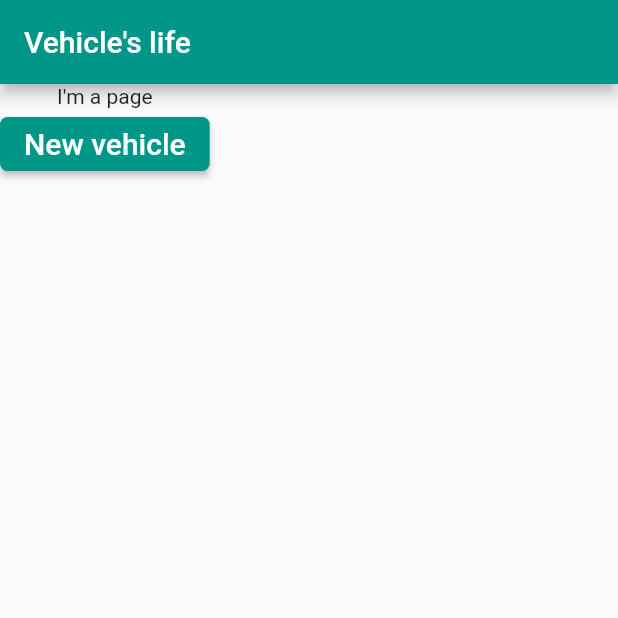
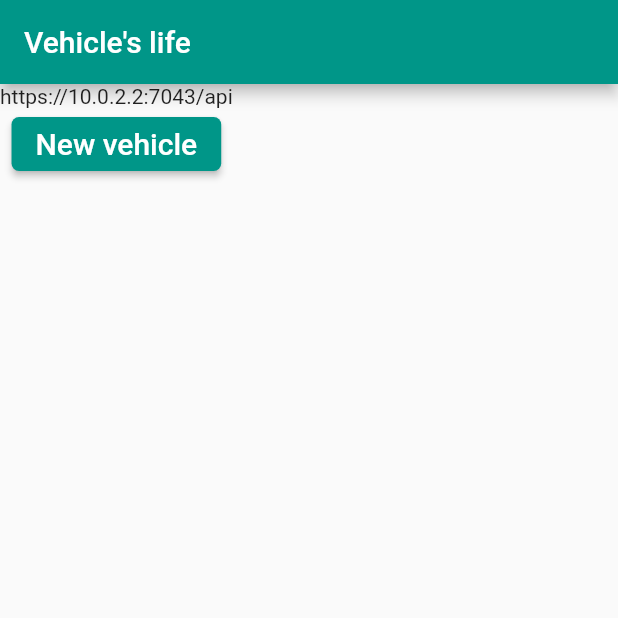
Before and after one commit to cauefelipe1/journal, a Flutter app: the HomePage screen opened directly, on a phone screen of 412 x 824 dp, the top half of it. Run offline on Flutter 3.47's test engine with Material 2 defaults, Android fonts, the phone set to English and light mode, and no system bars; our stand-ins replace flutter_riverpod, flutter_secure_storage, get_it, jwt_decoder; accounts and stored records are empty; generated files the repository leaves out were written again.

Commit message:
Adding config files and config class for the application, also small fixes

```diff
--- /dev/null
+++ b/journal_app/assets/config/appConfig.dev.json
@@ -0,0 +1,3 @@
+{
+    "apiUrl": "https://localhost:7043/api"
+}
--- /dev/null
+++ b/journal_app/assets/config/appConfig.local.json
@@ -0,0 +1,4 @@
+{
+    "apiUrl": "https://localhost:7043/api",
+    "androidApiUrl": "https://10.0.2.2:7043/api"
+}
--- /dev/null
+++ b/journal_app/lib/config/app_config.dart
@@ -0,0 +1,38 @@
+import 'dart:convert';
+import 'dart:io' show Platform;
+
+import 'package:flutter/services.dart';
+
+class AppConfig {
+  final String apiUrl;
+
+  static AppConfig? _config;
+
+  AppConfig.privateConstructor({required this.apiUrl});
+
+  static AppConfig get instance {
+    if (_config == null) {
+      throw Exception("The App config was not initialized");
+    }
+
+    return _config!;
+  }
+
+  static Future<AppConfig> forEnvironment(String? env) async {
+    if (_config == null) {
+      env = env ?? "local";
+
+      String filePath = "assets/config/appConfig.$env.json";
+
+      final jsonConfigContents = await rootBundle.loadString(filePath);
+
+      final json = jsonDecode(jsonConfigContents);
+
+      String url = Platform.isAndroid && json["androidApiUrl"] != null ? json["androidApiUrl"] : json["apiUrl"];
+
+      _config = AppConfig.privateConstructor(apiUrl: url);
+    }
+
+    return _config!;
+  }
+}
--- a/journal_app/lib/gui/home/home_page.dart
+++ b/journal_app/lib/gui/home/home_page.dart
@@ -1,14 +1,40 @@
 import 'package:flutter/material.dart';
+import 'package:flutter_riverpod/flutter_riverpod.dart';
+import 'package:journal_mobile_app/config/app_config.dart';
 
 import 'package:journal_mobile_app/gui/base/base_page.dart';
 import 'package:flutter_gen/gen_l10n/app_localizations.dart';
 import 'package:journal_mobile_app/gui/vehicle/new_vehicle_page.dart';
 
-class HomePage extends BasePage {
+class HomePage extends ConsumerWidget {
   const HomePage({Key? key}) : super(key: key);
 
+  //@override
+  //State<StatefulWidget> createState() => _HomePageState();
+
   @override
-  State<StatefulWidget> createState() => _HomePageState();
+  Widget build(BuildContext context, WidgetRef ref) {
+    return Scaffold(
+        appBar: AppBar(
+          title: const Text("Vehicle's life"), //TODO Translate
+        ),
+        body: Column(
+          children: [
+            Text(AppConfig.instance.apiUrl),
+            ElevatedButton(
+              onPressed: () => {
+                Navigator.of(context).push(MaterialPageRoute(builder: (context) => const NewVehiclePage())),
+              },
+              child: const Text(
+                "New vehicle",
+                style: TextStyle(
+                  fontSize: 20,
+                ),
+              ),
+            ),
+          ],
+        ));
+  }
 }
 
 class _HomePageState extends BasePageState<HomePage> {
--- a/journal_app/lib/l10n/app_es.arb
+++ b/journal_app/lib/l10n/app_es.arb
@@ -15,5 +15,6 @@
     "not": "No",
     "newVehiclePageHeader": "Adicionar veículo",
     "newVehicleYearField": "Año",
-    "newVehicleModelField": "Modelo"
+    "newVehicleModelField": "Modelo",
+    "newVehicleTypeField": "Tipo"
 }
--- a/journal_app/lib/l10n/app_pt.arb
+++ b/journal_app/lib/l10n/app_pt.arb
@@ -15,5 +15,6 @@
     "not": "Não",
     "newVehiclePageHeader": "Adicionar veículo",
     "newVehicleYearField": "Ano",
-    "newVehicleModelField": "Modelo"
+    "newVehicleModelField": "Modelo",
+    "newVehicleTypeField": "Tipo"
 }
--- a/journal_app/pubspec.yaml
+++ b/journal_app/pubspec.yaml
@@ -35,7 +35,7 @@ dependencies:
   get_it: ^7.2.0
   go_router: ^3.0.1
   injectable: ^1.5.3
-  provider: ^6.0.2
+  #provider: ^6.0.2
   http: ^0.13.5
   flutter_localizations:
     sdk: flutter
@@ -79,7 +79,8 @@ flutter:
   uses-material-design: true
 
   # To add assets to your application, add an assets section, like this:
-  # assets:
+  assets:
+    - assets/config/
   #   - images/a_dot_burr.jpeg
   #   - images/a_dot_ham.jpeg
 
```
Also changed, not shown: journal_app/lib/features/identity/identity_data_service.dart (+3 -11 lines), journal_app/lib/features/identity/identity_service.dart (+12 -3 lines), journal_app/lib/gui/identity/login_page.dart (+3 -4 lines), journal_app/lib/gui/vehicle/new_vehicle_page.dart (+20 -0 lines), journal_app/lib/infrastructure/http/api_constants.dart (+8 -7 lines), journal_app/lib/infrastructure/http/base_http_client.dart (+4 -5 lines), journal_app/lib/l10n/app_en.arb (+7 -0 lines), journal_app/lib/main.dart (+19 -2 lines), journal_app/pubspec.lock, 1 other file.
